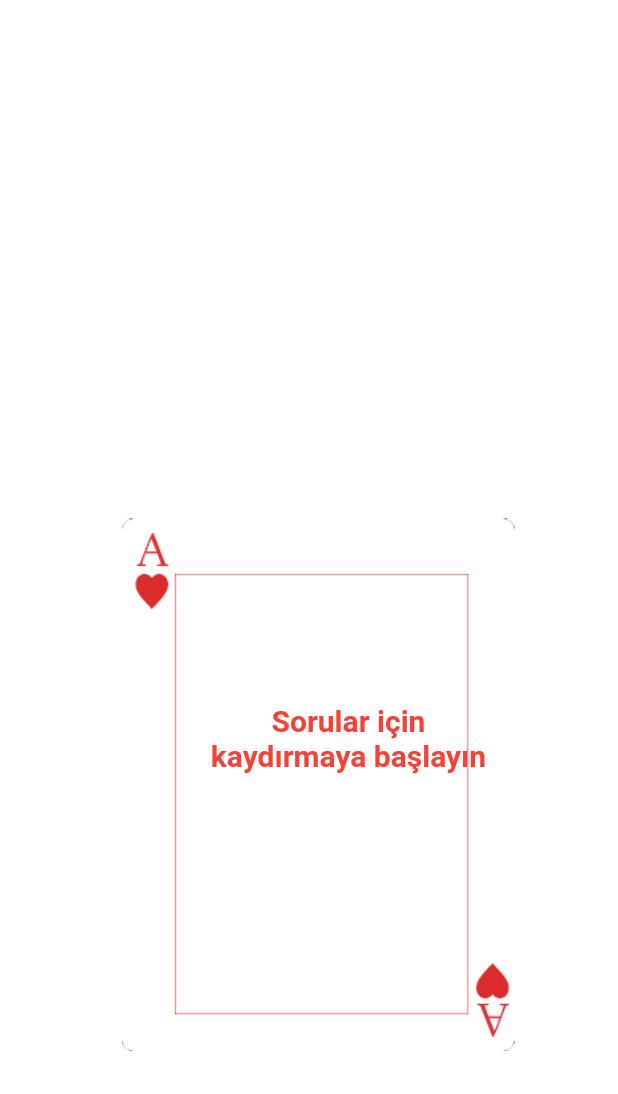
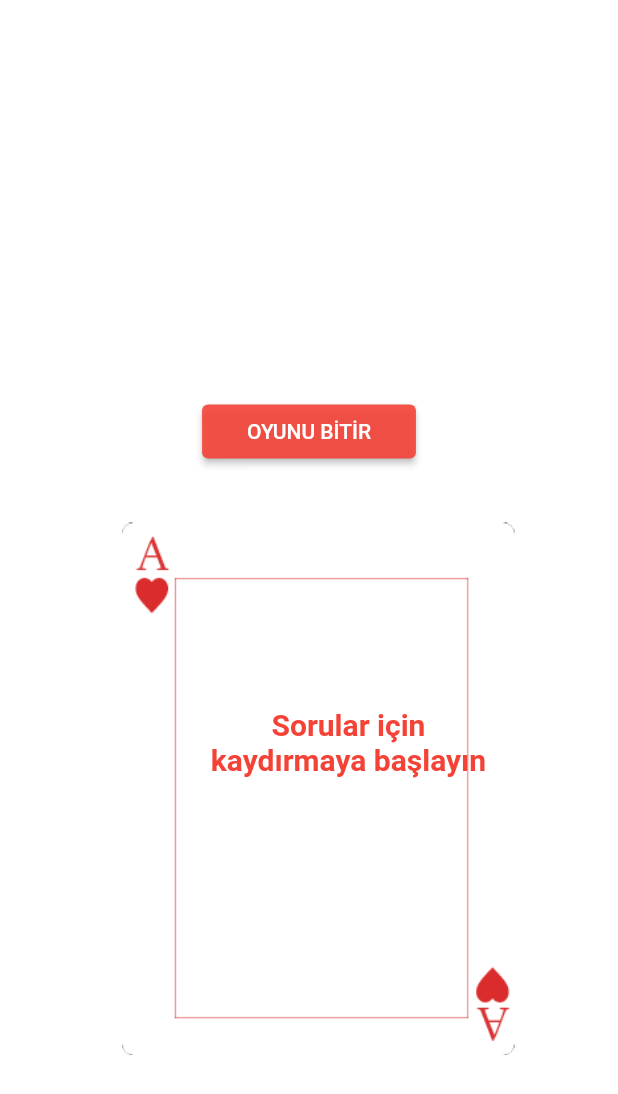
Before and after one commit to suleymanuren/Alchool-Shot-Game, a Flutter app: the SwiperCard screen opened directly, on a phone screen of 412 x 824 dp. Shown: the top 1094 px of the screen. Run offline on Flutter 3.47's test engine with Material 2 defaults, Android fonts, the light colour scheme and no system bars; drawn by our look-alikes of swipe_cards; our stand-ins replace auto_size_text, blurrycontainer, dio, google_fonts, shared_preferences, sizer and 1 more; missing offline and left inert: shared_preferences_web, vibration_web; accounts and stored records are empty; network calls fail; Roboto replaces fonts that are missing (Play).

Commit message:
mini fix

```diff
--- a/lib/page_assets/swipe_card.dart
+++ b/lib/page_assets/swipe_card.dart
@@ -7,6 +7,7 @@ import 'package:swipe_cards/swipe_cards.dart';
 import 'package:http/http.dart' as http;
 import 'dart:convert' as convert;
 
+import '../pages/main_page.dart';
 import '../ui/helper/responsive.dart';
 
 String soruData = "Sorular için kaydırmaya başlayın";
@@ -81,18 +82,32 @@ class _SwiperCardState extends State<SwiperCard> {
         key: _scaffoldKey,
         body: Column(
           children: [
-            SizedBox(
-              height: SizeConfig.screenHeight * .40,
+              SizedBox(
+              height: SizeConfig.screenHeight * .32,
             ),
+ElevatedButton(  style: ElevatedButton.styleFrom(
+    primary: Colors.red.withOpacity(0.9), // Background color
+  ),
+  onPressed: () {
+     Navigator.of(context).push(MaterialPageRoute(builder: (context) => MainPage()));
+  },
+  child: Text('OYUNU BİTİR        ',textAlign: TextAlign.center,),
+),
+                        SizedBox(
+              height: SizeConfig.screenHeight * .025,
+            ),
+
             Row(
               children: [
                 SizedBox(
                   width: SizeConfig.screenWidth * .075,
                 ),
+
                 Container(
                     width: SizeConfig.screenHeight * .44,
                     height: SizeConfig.screenHeight * .47,
                     child: Stack(children: [
+
                       Container(
                         height:
                             MediaQuery.of(context).size.height - kToolbarHeight,
```
Also changed, not shown: lib/game_pages/classic_game_page.dart (+74 -46 lines).
